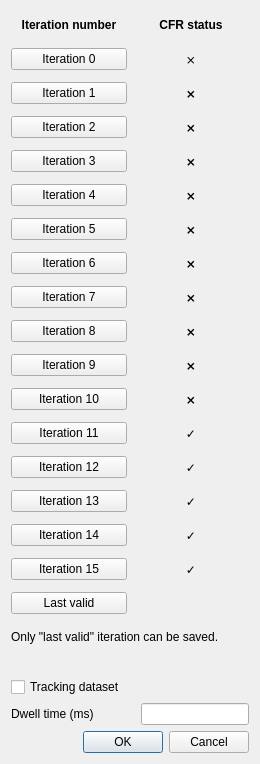
First picture: the form in pyminflux/ui/importer.ui, repository bsse-scf/pyMINFLUX, before the edit.
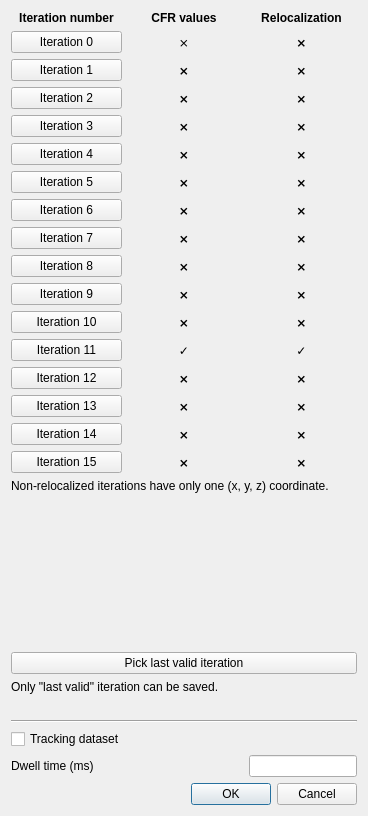
Second picture: the form after the edit.

Commit message: Retrieve and display relocalizing iterations.

Patch:
```diff
--- a/pyminflux/ui/importer.ui
+++ b/pyminflux/ui/importer.ui
@@ -9,8 +9,8 @@
    <rect>
     <x>0</x>
     <y>0</y>
-    <width>260</width>
-    <height>764</height>
+    <width>368</width>
+    <height>816</height>
    </rect>
   </property>
   <property name="sizePolicy">
@@ -52,14 +52,29 @@
         </widget>
        </item>
        <item>
-        <widget class="QLabel" name="lbCFRStatus">
+        <widget class="QLabel" name="lbCFRValues">
          <property name="font">
           <font>
            <bold>true</bold>
           </font>
          </property>
          <property name="text">
-          <string>CFR status</string>
+          <string>CFR values</string>
+         </property>
+         <property name="alignment">
+          <set>Qt::AlignCenter</set>
+         </property>
+        </widget>
+       </item>
+       <item>
+        <widget class="QLabel" name="lbReloc">
+         <property name="font">
+          <font>
+           <bold>true</bold>
+          </font>
+         </property>
+         <property name="text">
+          <string>Relocalization</string>
          </property>
          <property name="alignment">
           <set>Qt::AlignCenter</set>
@@ -96,6 +111,21 @@
          </property>
         </widget>
        </item>
+       <item>
+        <widget class="QLabel" name="lbReloc_0">
+         <property name="font">
+          <font>
+           <bold>true</bold>
+          </font>
+         </property>
+         <property name="text">
+          <string>⨯</string>
+         </property>
+         <property name="alignment">
+          <set>Qt::AlignCenter</set>
+         </property>
+        </widget>
+       </item>
       </layout>
      </item>
      <item>
@@ -131,6 +161,21 @@
          </property>
         </widget>
        </item>
+       <item>
+        <widget class="QLabel" name="lbReloc_1">
+         <property name="font">
+          <font>
+           <bold>true</bold>
+          </font>
+         </property>
+         <property name="text">
+          <string>⨯</string>
+         </property>
+         <property name="alignment">
+          <set>Qt::AlignCenter</set>
+         </property>
+        </widget>
+       </item>
       </layout>
      </item>
      <item>
@@ -166,6 +211,21 @@
          </property>
         </widget>
        </item>
+       <item>
+        <widget class="QLabel" name="lbReloc_2">
+         <property name="font">
+          <font>
+           <bold>true</bold>
+          </font>
+         </property>
+         <property name="text">
+          <string>⨯</string>
+         </property>
+         <property name="alignment">
+          <set>Qt::AlignCenter</set>
+         </property>
+        </widget>
+       </item>
       </layout>
      </item>
      <item>
@@ -201,6 +261,21 @@
          </property>
         </widget>
        </item>
+       <item>
+        <widget class="QLabel" name="lbReloc_3">
+         <property name="font">
+          <font>
+           <bold>true</bold>
+          </font>
+         </property>
+         <property name="text">
+          <string>⨯</string>
+         </property>
+         <property name="alignment">
+          <set>Qt::AlignCenter</set>
+         </property>
+        </widget>
+       </item>
       </layout>
      </item>
      <item>
@@ -236,6 +311,21 @@
          </property>
         </widget>
        </item>
+       <item>
+        <widget class="QLabel" name="lbReloc_4">
+         <property name="font">
+          <font>
+           <bold>true</bold>
+          </font>
+         </property>
+         <property name="text">
+          <string>⨯</string>
+         </property>
+         <property name="alignment">
+          <set>Qt::AlignCenter</set>
+         </property>
+        </widget>
+       </item>
       </layout>
      </item>
      <item>
@@ -271,6 +361,21 @@
          </property>
         </widget>
        </item>
+       <item>
+        <widget class="QLabel" name="lbReloc_5">
+         <property name="font">
+          <font>
+           <bold>true</bold>
+          </font>
+         </property>
+         <property name="text">
+          <string>⨯</string>
+         </property>
+         <property name="alignment">
+          <set>Qt::AlignCenter</set>
+         </property>
+        </widget>
+       </item>
       </layout>
      </item>
      <item>
@@ -306,6 +411,21 @@
          </property>
         </widget>
        </item>
+       <item>
+        <widget class="QLabel" name="lbReloc_6">
+         <property name="font">
+          <font>
+           <bold>true</bold>
+          </font>
+         </property>
+         <property name="text">
+          <string>⨯</string>
+         </property>
+         <property name="alignment">
+          <set>Qt::AlignCenter</set>
+         </property>
+        </widget>
+       </item>
       </layout>
      </item>
      <item>
@@ -341,6 +461,21 @@
          </property>
         </widget>
        </item>
+       <item>
+        <widget class="QLabel" name="lbReloc_7">
+         <property name="font">
+          <font>
+           <bold>true</bold>
+          </font>
+         </property>
+         <property name="text">
+          <string>⨯</string>
+         </property>
+         <property name="alignment">
+          <set>Qt::AlignCenter</set>
+         </property>
+        </widget>
+       </item>
       </layout>
      </item>
      <item>
@@ -376,6 +511,21 @@
          </property>
         </widget>
        </item>
+       <item>
+        <widget class="QLabel" name="lbReloc_8">
+         <property name="font">
+          <font>
+           <bold>true</bold>
+          </font>
+         </property>
+         <property name="text">
+          <string>⨯</string>
+         </property>
+         <property name="alignment">
+          <set>Qt::AlignCenter</set>
+         </property>
+        </widget>
+       </item>
       </layout>
      </item>
      <item>
@@ -411,6 +561,21 @@
          </property>
         </widget>
        </item>
+       <item>
+        <widget class="QLabel" name="lbReloc_9">
+         <property name="font">
+          <font>
+           <bold>true</bold>
+          </font>
+         </property>
+         <property name="text">
+          <string>⨯</string>
+         </property>
+         <property name="alignment">
+          <set>Qt::AlignCenter</set>
+         </property>
+        </widget>
+       </item>
       </layout>
      </item>
      <item>
@@ -446,6 +611,21 @@
          </property>
         </widget>
        </item>
+       <item>
+        <widget class="QLabel" name="lbReloc_10">
+         <property name="font">
+          <font>
+           <bold>true</bold>
+          </font>
+         </property>
+         <property name="text">
+          <string>⨯</string>
+         </property>
+         <property name="alignment">
+          <set>Qt::AlignCenter</set>
+         </property>
+        </widget>
+       </item>
       </layout>
      </item>
      <item>
@@ -481,6 +661,21 @@
          </property>
         </widget>
        </item>
+       <item>
+        <widget class="QLabel" name="lbReloc_11">
+         <property name="font">
+          <font>
+           <bold>true</bold>
+          </font>
+         </property>
+         <property name="text">
+          <string>✓</string>
+         </property>
+         <property name="alignment">
+          <set>Qt::AlignCenter</set>
+         </property>
+        </widget>
+       </item>
       </layout>
      </item>
      <item>
@@ -509,7 +704,22 @@
           </font>
          </property>
          <property name="text">
-          <string>✓</string>
+          <string>⨯</string>
+         </property>
+         <property name="alignment">
+          <set>Qt::AlignCenter</set>
+         </property>
+        </widget>
+       </item>
+       <item>
+        <widget class="QLabel" name="lbReloc_12">
+         <property name="font">
+          <font>
+           <bold>true</bold>
+          </font>
+         </property>
+         <property name="text">
+          <string>⨯</string>
          </property>
          <property name="alignment">
           <set>Qt::AlignCenter</set>
@@ -544,7 +754,22 @@
           </font>
          </property>
          <property name="text">
-          <string>✓</string>
+          <string>⨯</string>
+         </property>
+         <property name="alignment">
+          <set>Qt::AlignCenter</set>
+         </property>
+        </widget>
+       </item>
+       <item>
+        <widget class="QLabel" name="lbReloc_13">
+         <property name="font">
+          <font>
+           <bold>true</bold>
+          </font>
+         </property>
+         <property name="text">
+          <string>⨯</string>
          </property>
          <property name="alignment">
           <set>Qt::AlignCenter</set>
@@ -579,7 +804,22 @@
           </font>
          </property>
          <property name="text">
-          <string>✓</string>
+          <string>⨯</string>
+         </property>
+         <property name="alignment">
+          <set>Qt::AlignCenter</set>
+         </property>
+        </widget>
+       </item>
+       <item>
+        <widget class="QLabel" name="lbReloc_14">
+         <property name="font">
+          <font>
+           <bold>true</bold>
+          </font>
+         </property>
+         <property name="text">
+          <string>⨯</string>
          </property>
          <property name="alignment">
           <set>Qt::AlignCenter</set>
@@ -614,7 +854,22 @@
           </font>
          </property>
          <property name="text">
-          <string>✓</string>
+          <string>⨯</string>
+         </property>
+         <property name="alignment">
+          <set>Qt::AlignCenter</set>
+         </property>
+        </widget>
+       </item>
+       <item>
+        <widget class="QLabel" name="lbReloc_15">
+         <property name="font">
+          <font>
+           <bold>true</bold>
+          </font>
+         </property>
+         <property name="text">
+          <string>⨯</string>
          </property>
          <property name="alignment">
           <set>Qt::AlignCenter</set>
@@ -623,37 +878,42 @@
        </item>
       </layout>
      </item>
+     <item>
+      <widget class="QLabel" name="lbRelocInfo">
+       <property name="text">
+        <string>Non-relocalized iterations have only one (x, y, z) coordinate.</string>
+       </property>
+      </widget>
+     </item>
+     <item>
+      <spacer name="fixedVerticalSpacerLastValid">
+       <property name="orientation">
+        <enum>Qt::Vertical</enum>
+       </property>
+       <property name="sizeHint" stdset="0">
+        <size>
+         <width>20</width>
+         <height>15</height>
+        </size>
+       </property>
+      </spacer>
+     </item>
      <item>
       <layout class="QHBoxLayout" name="last_valid_layout">
        <item>
         <widget class="QPushButton" name="pb_last_valid">
          <property name="text">
-          <string>Last valid</string>
+          <string>Pick last valid iteration</string>
          </property>
          <property name="checkable">
           <bool>false</bool>
          </property>
         </widget>
        </item>
-       <item>
-        <widget class="QLabel" name="pl_last_valid">
-         <property name="font">
-          <font>
-           <bold>true</bold>
-          </font>
-         </property>
-         <property name="text">
-          <string/>
-         </property>
-         <property name="alignment">
-          <set>Qt::AlignCenter</set>
-         </property>
-        </widget>
-       </item>
       </layout>
      </item>
      <item>
-      <widget class="QLabel" name="lbInfo">
+      <widget class="QLabel" name="lbLastValidInfo">
        <property name="text">
         <string>Only &quot;last valid&quot; iteration can be saved.</string>
        </property>
@@ -675,6 +935,13 @@
        </property>
       </spacer>
      </item>
+     <item>
+      <widget class="Line" name="line">
+       <property name="orientation">
+        <enum>Qt::Horizontal</enum>
+       </property>
+      </widget>
+     </item>
      <item>
       <widget class="QCheckBox" name="cbTracking">
        <property name="text">
```
The commit also changes 5 other files.
